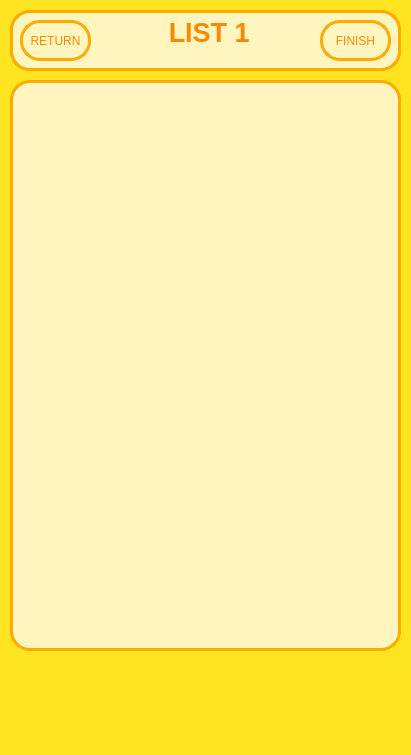
Above: gui/detail.ui from quanpcm/BASIC-TO-DO before the change. Below: the same form after it.
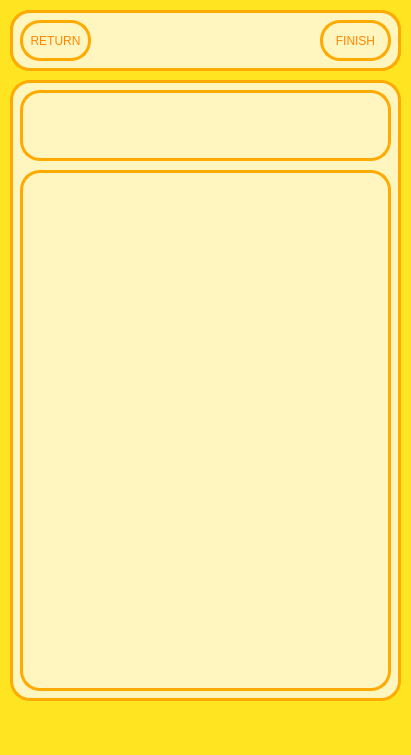
That is the form after the change. Icons and pictures are not drawn.

What changed in the file:
```diff
--- a/gui/detail.ui
+++ b/gui/detail.ui
@@ -103,7 +103,7 @@
 li.unchecked::marker { content: &quot;\2610&quot;; }
 li.checked::marker { content: &quot;\2612&quot;; }
 &lt;/style&gt;&lt;/head&gt;&lt;body style=&quot; font-family:'Segoe UI'; font-size:9pt; font-weight:400; font-style:normal;&quot;&gt;
-&lt;p align=&quot;center&quot; style=&quot; margin-top:0px; margin-bottom:0px; margin-left:0px; margin-right:0px; -qt-block-indent:0; text-indent:0px;&quot;&gt;&lt;span style=&quot; font-size:20pt; font-weight:700;&quot;&gt; LIST 1&lt;/span&gt;&lt;/p&gt;&lt;/body&gt;&lt;/html&gt;</string>
+&lt;p align=&quot;center&quot; style=&quot; margin-top:0px; margin-bottom:0px; margin-left:0px; margin-right:0px; -qt-block-indent:0; text-indent:0px;&quot;&gt;&lt;span style=&quot; font-size:20pt; font-weight:700;&quot;&gt; &lt;/span&gt;&lt;/p&gt;&lt;/body&gt;&lt;/html&gt;</string>
      </property>
     </widget>
     <widget class="QPushButton" name="bt_return1">
@@ -183,7 +183,7 @@
       <x>10</x>
       <y>80</y>
       <width>391</width>
-      <height>571</height>
+      <height>621</height>
      </rect>
     </property>
     <property name="styleSheet">
@@ -193,6 +193,60 @@
 color: gb(255, 136, 0)</string>
     </property>
    </widget>
+   <widget class="QPushButton" name="btn_todo">
+    <property name="geometry">
+     <rect>
+      <x>20</x>
+      <y>90</y>
+      <width>371</width>
+      <height>71</height>
+     </rect>
+    </property>
+    <property name="font">
+     <font>
+      <pointsize>14</pointsize>
+     </font>
+    </property>
+    <property name="cursor">
+     <cursorShape>PointingHandCursor</cursorShape>
+    </property>
+    <property name="styleSheet">
+     <string notr="true">border: 2.75px solid rgb(255, 170, 0);
+  border-radius: 20px;
+background: solid rgb(255, 245, 190);
+color: rgb(255, 136, 0)</string>
+    </property>
+    <property name="text">
+     <string/>
+    </property>
+   </widget>
+   <widget class="QPushButton" name="btn_todo_2">
+    <property name="geometry">
+     <rect>
+      <x>20</x>
+      <y>170</y>
+      <width>371</width>
+      <height>521</height>
+     </rect>
+    </property>
+    <property name="font">
+     <font>
+      <pointsize>14</pointsize>
+     </font>
+    </property>
+    <property name="cursor">
+     <cursorShape>PointingHandCursor</cursorShape>
+    </property>
+    <property name="styleSheet">
+     <string notr="true">border: 2.75px solid rgb(255, 170, 0);
+  border-radius: 20px;
+background: solid rgb(255, 245, 190);
+color: rgb(255, 136, 0)</string>
+    </property>
+    <property name="text">
+     <string/>
+    </property>
+   </widget>
    <zorder>label</zorder>
    <zorder>label_2</zorder>
    <zorder>label_3</zorder>
@@ -200,6 +254,8 @@
    <zorder>label_5</zorder>
    <zorder>widget</zorder>
    <zorder>txted_todo1</zorder>
+   <zorder>btn_todo</zorder>
+   <zorder>btn_todo_2</zorder>
   </widget>
   <widget class="QMenuBar" name="menubar">
    <property name="geometry">
```
